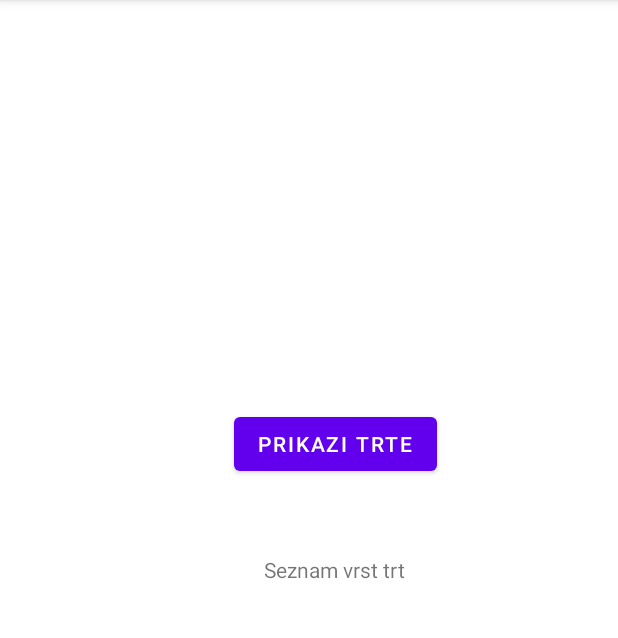
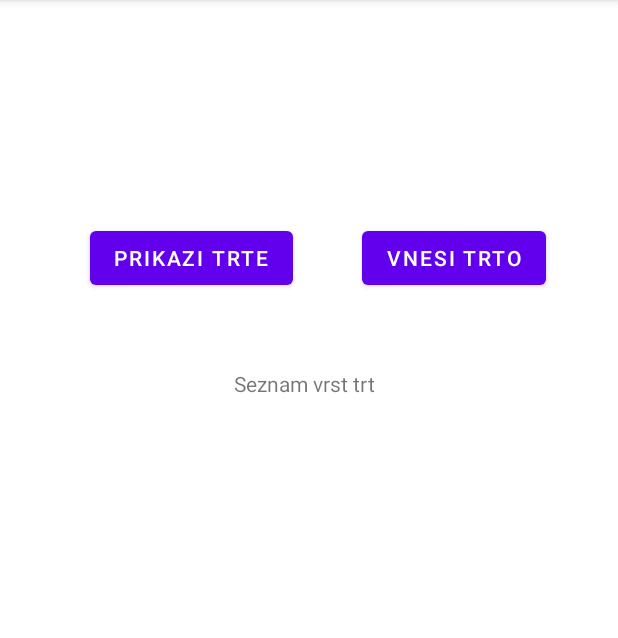
Before and after one commit to lukagrahor/SlovenskaTrtaApp, an Android app: the screen it shows after launch (MainActivity), on a phone screen of 412 x 824 dp, the part 84-722 px from its top. Run offline under Robolectric (Android 15) with nearby library versions, the phone set to English and light mode, and no system bars; our stand-ins replace Volley.

Commit message:
Dodan Add Trte

```diff
--- a/app/src/main/res/layout/activity_main.xml
+++ b/app/src/main/res/layout/activity_main.xml
@@ -11,14 +11,14 @@
         android:id="@+id/trte"
         android:layout_width="wrap_content"
         android:layout_height="0dp"
-        android:layout_marginLeft="176dp"
+        android:layout_marginLeft="156dp"
         android:layout_marginTop="50dp"
         android:layout_marginBottom="10dp"
         android:text="@string/seznam_vrst_trt"
         app:layout_constraintBottom_toBottomOf="parent"
         app:layout_constraintLeft_toLeftOf="parent"
         app:layout_constraintTop_toBottomOf="@+id/prikaziTrte"
-        app:layout_constraintVertical_bias="0.0"
+        app:layout_constraintVertical_bias="1.0"
         tools:layout_constraintLeft_creator="1"
         tools:layout_constraintTop_creator="1" />
 
@@ -26,12 +26,25 @@
         android:id="@+id/prikaziTrte"
         android:layout_width="wrap_content"
         android:layout_height="wrap_content"
-        android:layout_marginLeft="156dp"
-        android:layout_marginTop="272dp"
+        android:layout_marginLeft="60dp"
+        android:layout_marginTop="148dp"
         android:onClick="prikaziTrte"
         android:text="Prikazi trte"
         app:layout_constraintLeft_toLeftOf="parent"
         app:layout_constraintTop_toTopOf="parent"
         tools:layout_constraintLeft_creator="1"
         tools:layout_constraintTop_creator="1" />
+
+    <Button
+        android:id="@+id/addTrtaActivity"
+        android:layout_width="wrap_content"
+        android:layout_height="wrap_content"
+        android:layout_marginTop="148dp"
+        android:layout_marginRight="48dp"
+        android:onClick="addTrtaActivity"
+        android:text="Vnesi trto"
+        app:layout_constraintRight_toRightOf="parent"
+        app:layout_constraintTop_toTopOf="parent"
+        tools:layout_constraintRight_creator="1"
+        tools:layout_constraintTop_creator="1" />
 </androidx.constraintlayout.widget.ConstraintLayout>
--- a/app/src/main/res/values/strings.xml
+++ b/app/src/main/res/values/strings.xml
@@ -1,4 +1,8 @@
 <resources>
     <string name="app_name">SlovenskaTrtaApp</string>
     <string name="seznam_vrst_trt">Seznam vrst trt</string>
+    <string name="id">ID</string>
+    <string name="vrsta_trte">Vrsta trte</string>
+    <string name="vnesi_vrsto_trte">Vnesi vrsto trte</string>
+    <string name="textview">TextView</string>
 </resources>
```
Also changed, not shown: app/src/main/AndroidManifest.xml (+8 -1 lines), app/src/main/java/com/example/slovenskatrtaapp/AddTrtaActivity.java (added, +107 -0 lines), app/src/main/java/com/example/slovenskatrtaapp/MainActivity.java (+8 -0 lines), app/src/main/res/layout/activity_add_trta.xml (added, +54 -0 lines).
